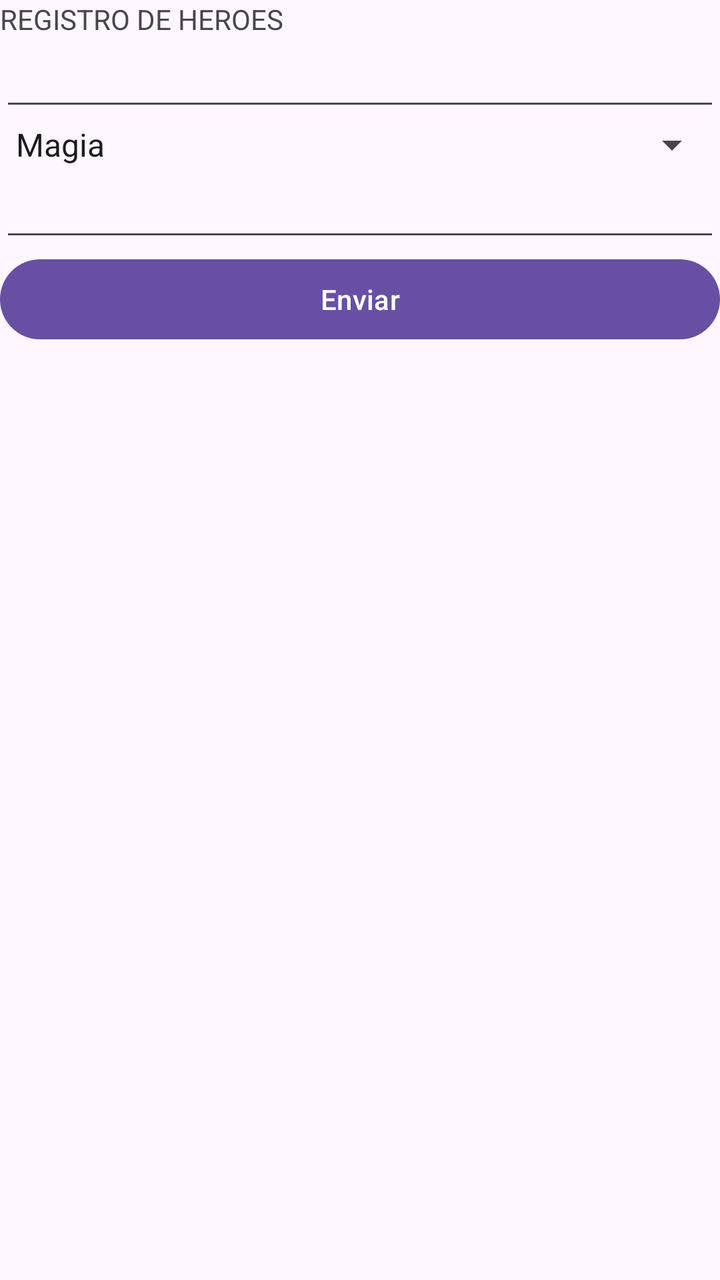
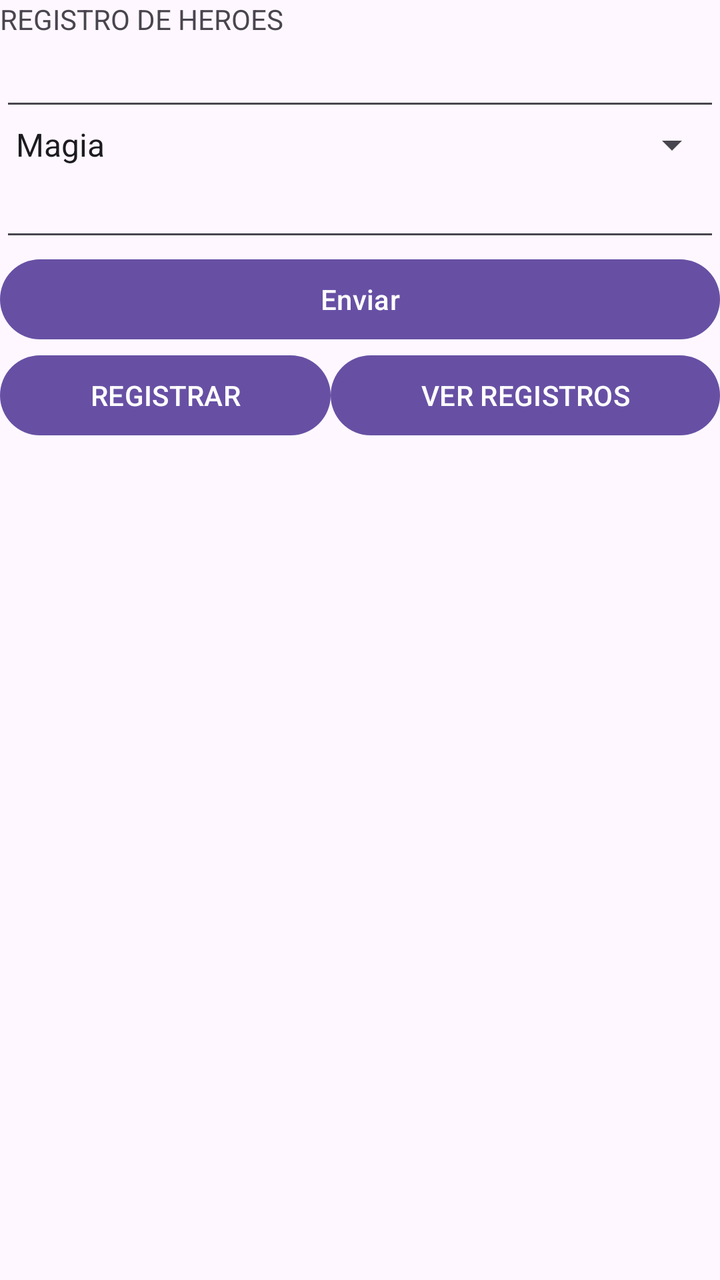

Two renders of the same Android screen: before a commit and after it. Below are the layout's source before the change and the commit's diff.
<!-- AndroidManifest.xml: application theme Theme.AppMovil5B -->
<!-- res/layout/activity_main.xml -->
<?xml version="1.0" encoding="utf-8"?>
<LinearLayout xmlns:android="http://schemas.android.com/apk/res/android"
    xmlns:app="http://schemas.android.com/apk/res-auto"
    xmlns:tools="http://schemas.android.com/tools"
    android:id="@+id/main"
    android:layout_width="match_parent"
    android:layout_height="match_parent"
    android:orientation="vertical"
    tools:context=".MainActivity" >

    <TextView
        android:id="@+id/textView"
        android:layout_width="match_parent"
        android:layout_height="wrap_content"
        android:text="REGISTRO DE HEROES" />

    <EditText
        android:id="@+id/etNombre"
        android:layout_width="match_parent"
        android:layout_height="wrap_content"
        android:ems="10"
        android:inputType="text" />

    <Spinner
        android:id="@+id/spTipo"
        android:layout_width="match_parent"
        android:layout_height="wrap_content"
        android:entries="@array/tipoHeroe" />

    <EditText
        android:id="@+id/etNivelPoder"
        android:layout_width="match_parent"
        android:layout_height="wrap_content"
        android:ems="10"
        android:inputType="number" />

    <Button
        android:id="@+id/button"
        android:layout_width="match_parent"
        android:layout_height="wrap_content"
        android:onClick="enviar"
        android:text="Enviar" />

</LinearLayout>
<!-- resources referenced by this layout -->
<resources>
  <string-array name="tipoHeroe">
          <item>Magia</item>
          <item>Volador</item>
          <item>Tecnologico</item>
          <item>Fuerza</item>
      </string-array>
  <style name="Theme.AppMovil5B" parent="Base.Theme.AppMovil5B" />
  <style name="Base.Theme.AppMovil5B" parent="Theme.Material3.DayNight.NoActionBar">
          
          
      </style>
</resources>

<!-- the commit's change to res/layout/activity_main.xml (unified diff, before → after) -->
@@ -41,4 +41,27 @@
         android:onClick="enviar"
         android:text="Enviar" />
 
+    <LinearLayout
+        android:layout_width="match_parent"
+        android:layout_height="match_parent"
+        android:orientation="horizontal">
+
+        <Button
+            android:id="@+id/button3"
+            android:layout_width="wrap_content"
+            android:layout_height="wrap_content"
+            android:layout_weight="1"
+            android:onClick="registrar"
+            android:text="REGISTRAR" />
+
+        <Button
+            android:id="@+id/button4"
+            android:layout_width="wrap_content"
+            android:layout_height="wrap_content"
+            android:layout_weight="1"
+            android:onClick="verRegistros"
+            android:text="VER REGISTROS" />
+
+    </LinearLayout>
+
 </LinearLayout>
